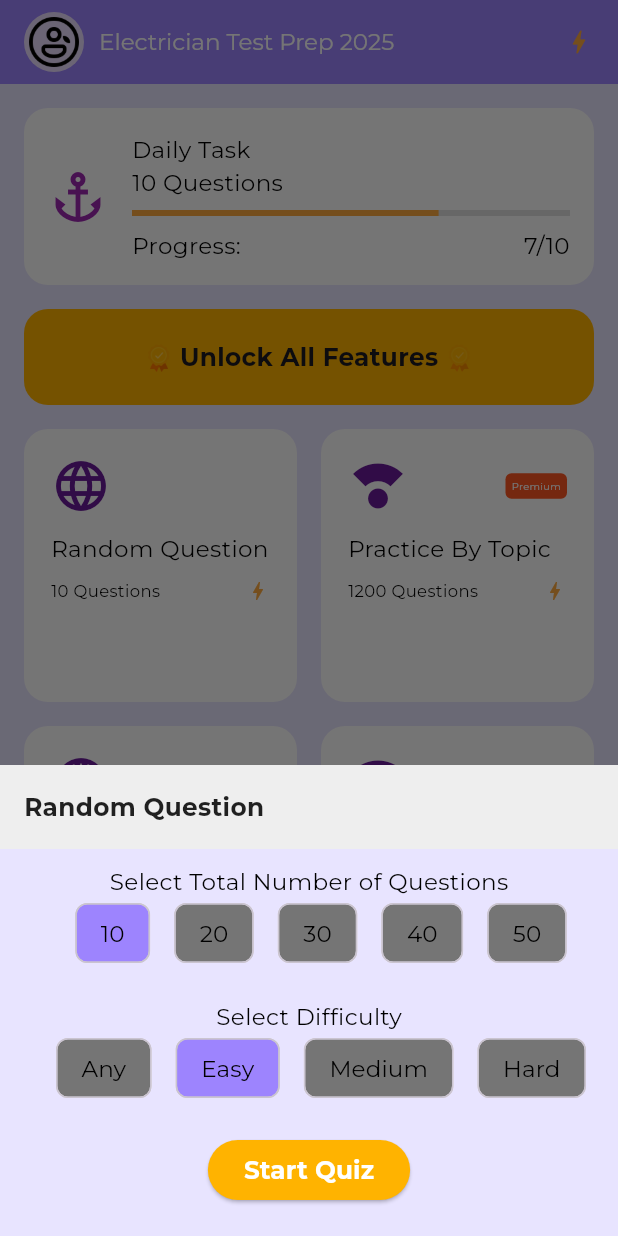
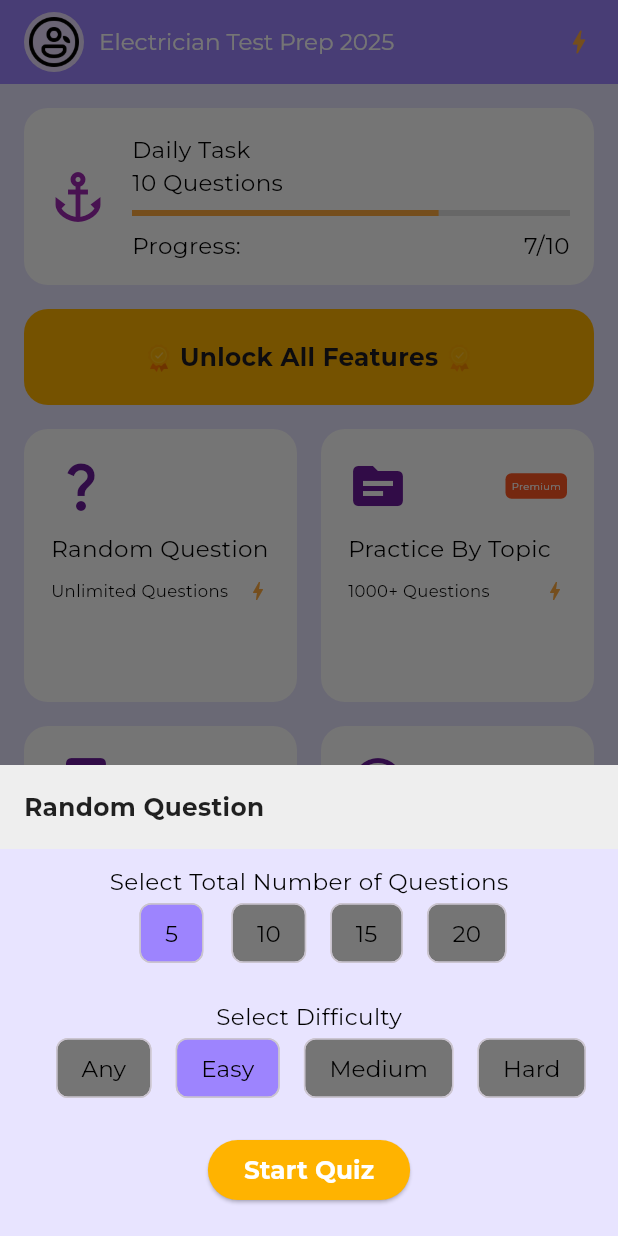
Before and after one commit to paritysoft/NEC_Electrical_Exam_Prep, a Flutter app: the screen it shows after launch, after a tap on "Skip", after a tap on "Get Started", after a tap on "Random Question", on a phone screen of 412 x 824 dp. Run offline on Flutter 3.47's test engine with Material 3 defaults, Android fonts, the phone set to English and light mode, and no system bars; our stand-ins replace auto_size_text, fl_chart, flutter_custom_clippers, font_awesome_flutter, google_fonts, html_unescape and 2 more; missing offline and left inert: encrypt; accounts and stored records are empty; Roboto replaces fonts that are missing (TitilliumWeb).

Commit message:
quiz complete + quiz cashing, PracticeByTopic done

```diff
--- a/lib/main.dart
+++ b/lib/main.dart
@@ -1,5 +1,3 @@
-import 'package:commonquiz/ui/pages/home_updated.dart';
-import 'package:commonquiz/ui/pages/upadansonghro/DatabaseHelper.dart';
 import 'package:commonquiz/util/app_constants.dart';
 import 'package:commonquiz/util/themes.dart';
 import 'package:flutter/material.dart';
--- a/lib/ui/pages/check_answers.dart
+++ b/lib/ui/pages/check_answers.dart
@@ -3,9 +3,10 @@ import 'package:flutter_custom_clippers/flutter_custom_clippers.dart';
 import 'package:html_unescape/html_unescape.dart';
 
 import '../../models/question.dart';
+import 'data/model/ElectricianQuestion.dart';
 
 class CheckAnswersPage extends StatelessWidget {
-  final List<Question> questions;
+  final List<ElectricianQuestion> questions;
   final Map<int,dynamic> answers;
 
   const CheckAnswersPage({Key? key, required this.questions, required this.answers}) : super(key: key);
@@ -47,7 +48,7 @@ class CheckAnswersPage extends StatelessWidget {
         },
       );
     }
-    Question question = questions[index];
+    ElectricianQuestion question = questions[index];
     bool correct = question.correctAnswer == answers[index];
     return Card(
       child: Padding(
--- a/lib/ui/pages/upadansonghro/DatabaseHelper.dart
+++ b/lib/ui/pages/data/DatabaseHelper.dart
@@ -1,7 +1,8 @@
 import 'dart:async';
-import 'package:commonquiz/ui/pages/upadansonghro/model/ElectricianQuestion.dart';
 import 'package:path/path.dart';
 import 'package:sqflite/sqflite.dart';
+
+import 'model/ElectricianQuestion.dart';
 
 class DatabaseHelper {
   static final _databaseName = "electrician.db";
--- /dev/null
+++ b/lib/ui/pages/data/QuestionCache.dart
@@ -0,0 +1,47 @@
+import 'package:commonquiz/ui/pages/data/upadansonghro.dart';
+
+import 'model/ElectricianQuestion.dart';
+
+class QuestionCache {
+  static final QuestionCache _instance = QuestionCache._internal();
+
+  factory QuestionCache() {
+    return _instance;
+  }
+
+  QuestionCache._internal();
+
+  // Cached data
+  List<ElectricianQuestion>? _cachedQuestions;
+
+  // Store the questions in memory
+  void cacheQuestions(List<ElectricianQuestion> questions) {
+    _cachedQuestions = questions;
+  }
+
+  // Retrieve cached questions
+  List<ElectricianQuestion>? getQuestions() {
+    return _cachedQuestions;
+  }
+
+  // Clear the cache (optional, if needed)
+  void clearCache() {
+    _cachedQuestions = null;
+  }
+}
+
+// Usage in your app
+void loadQuestions() async {
+  var questionCache = QuestionCache();
+
+  // If questions are already cached, use them
+  if (questionCache.getQuestions() != null) {
+    var questions = questionCache.getQuestions();
+    print('Using cached questions');
+  } else {
+    // Otherwise, fetch from the database and cache them
+    List<ElectricianQuestion> questions = await UpadanSonghro().getAllQuestions();
+    questionCache.cacheQuestions(questions);
+    print('Caching new questions');
+  }
+}
--- a/lib/ui/pages/explore_screen/explore_screen.dart
+++ b/lib/ui/pages/explore_screen/explore_screen.dart
@@ -1,11 +1,16 @@
+import 'package:commonquiz/ui/pages/explore_screen/PracticeByTopic.dart';
 import 'package:flutter/material.dart';
 import '../../../util/app_constants.dart';
 import '../../widgets/common_widget.dart';
 import '../../widgets/quiz_options.dart';
+import '../data/QuestionCache.dart';
 
 class ExploreScreen extends StatelessWidget {
+
   @override
   Widget build(BuildContext context) {
+
+
     return Padding(
       padding: const EdgeInsets.all(16.0),
       child: Column(
@@ -110,42 +115,48 @@ class ExploreScreen extends StatelessWidget {
               children: [
                 QuizCard(
                     title: 'Random Question',
-                    questions: '10 Questions',
+                    questions: 'Unlimited Questions',
                     isPremium: false,
-                    icon: Icons.language,
+                    icon: Icons.question_mark_sharp,
                     onTap: () {
                       _categoryPressed(context, "Random Question");
 
                     }),
                 QuizCard(
                     title: 'Practice By Topic',
-                    questions: '1200 Questions',
+                    questions: '1000+ Questions',
                     isPremium: true,
-                    icon: Icons.compass_calibration,
-                    onTap: () {}),
+                    icon: Icons.topic,
+                    onTap: () {
+                      Navigator.push(
+                          context,
+                          MaterialPageRoute(
+                              builder: (_) => PracticeByTopic()));
+
+                    }),
                 QuizCard(
                     title: 'Mock Quiz',
                     questions: 'Overcome your fears',
                     isPremium: true,
-                    icon: Icons.language,
+                    icon: Icons.quiz_rounded,
                     onTap: () {}),
                 QuizCard(
                     title: 'Time Quiz',
                     questions: 'Beat the Clock',
                     isPremium: true,
-                    icon: Icons.compass_calibration,
+                    icon: Icons.timelapse,
                     onTap: () {}),
                 QuizCard(
                     title: 'Your Questions',
                     questions: 'Challenge Your Knowledge',
                     isPremium: true,
-                    icon: Icons.compass_calibration,
+                    icon: Icons.personal_injury,
                     onTap: () {}),
                 QuizCard(
                     title: 'Records',
                     questions: 'Preserve Your Achievements',
                     isPremium: true,
-                    icon: Icons.compass_calibration,
+                    icon: Icons.fiber_smart_record_sharp,
                     onTap: () {}),
               ],
             ),
--- a/lib/ui/pages/home_updated.dart
+++ b/lib/ui/pages/home_updated.dart
@@ -1,11 +1,10 @@
-import 'package:commonquiz/ui/pages/upadansonghro/DatabaseHelper.dart';
-import 'package:commonquiz/ui/pages/upadansonghro/upadansonghro.dart';
 import 'package:commonquiz/util/app_constants.dart';
 import 'package:flutter/material.dart';
 import '../../util/AppColors.dart';
 import '../widgets/common_widget.dart';
 import '../widgets/quiz_options.dart';
 import 'analysis_screen/analysis_screen.dart';
+import 'data/upadansonghro.dart';
 import 'explore_screen/explore_screen.dart';
 import 'settings_screen/settings_screen.dart';
 
--- a/lib/ui/pages/onboarding/onboarding_screen.dart
+++ b/lib/ui/pages/onboarding/onboarding_screen.dart
@@ -6,6 +6,7 @@ import 'package:introduction_screen/introduction_screen.dart';
 
 import '../../../util/AppColors.dart';
 import '../../widgets/common_widget.dart';
+import '../data/QuestionCache.dart';
 import '../home_updated.dart';
 import 'custom_onboarding_page_view_model.dart';
 
@@ -53,9 +54,12 @@ class _OnboardingScreenState extends State<OnboardingScreen> {
           rawPages: getPages(),
           onDone: () {
           //  SharedPreferenceHelper.setSplashVisit(true);
+
             Navigator.of(context).pushReplacement(MaterialPageRoute(
               builder: (context) => QuizHomePage(),
             ));
+
+            loadQuestions();
           } ,
           done:  Container(
             padding: const EdgeInsets.fromLTRB(16, 4, 16, 4),
--- a/lib/ui/pages/quiz_finished.dart
+++ b/lib/ui/pages/quiz_finished.dart
@@ -2,9 +2,10 @@ import 'package:flutter/material.dart';
 
 import '../../models/question.dart';
 import 'check_answers.dart';
+import 'data/model/ElectricianQuestion.dart';
 
 class QuizFinishedPage extends StatefulWidget {
-  final List<Question> questions;
+  final List<ElectricianQuestion> questions;
   final Map<int, dynamic> answers;
 
   QuizFinishedPage({Key? key, required this.questions, required this.answers})
--- a/lib/ui/widgets/quiz_options.dart
+++ b/lib/ui/widgets/quiz_options.dart
@@ -2,17 +2,15 @@ import 'dart:io';
 import 'package:commonquiz/ui/widgets/common_widget.dart';
 import 'package:commonquiz/util/AppColors.dart';
 import 'package:flutter/material.dart';
-import '../../models/question.dart';
-import '../../resources/api_provider.dart';
+import '../../util/app_constants.dart';
+import '../pages/data/QuestionCache.dart';
+import '../pages/data/model/ElectricianQuestion.dart';
 import '../pages/error.dart';
 import '../pages/quiz_page.dart';
-import '../pages/upadansonghro/DatabaseHelper.dart';
-import '../pages/upadansonghro/model/ElectricianQuestion.dart';
-import '../pages/upadansonghro/upadansonghro.dart';
+
 
 class QuizOptionsDialog extends StatefulWidget {
   final String? category;
-
   const QuizOptionsDialog({super.key, this.category});
 
   @override
@@ -20,14 +18,14 @@ class QuizOptionsDialog extends StatefulWidget {
 }
 
 class _QuizOptionsDialogState extends State<QuizOptionsDialog> {
-  int? _noOfQuestions;
+  int? noOfQuestions;
   String? _difficulty;
   late bool processing;
 
   @override
   void initState() {
     super.initState();
-    _noOfQuestions = 10;
+    noOfQuestions = 5;
     _difficulty = "easy";
     processing = false;
   }
@@ -59,45 +57,45 @@ class _QuizOptionsDialogState extends State<QuizOptionsDialog> {
                 children: <Widget>[
                   SizedBox(width: 0.0),
                   ActionChip(
+                    label: smallLabel(context,"5"),
+                    labelStyle: TextStyle(color: Colors.white),
+                    backgroundColor: noOfQuestions == 5
+                        ? primary
+                        : Colors.grey.shade600,
+                    onPressed: () => _selectNumberOfQuestions(5),
+                  ),
+                  ActionChip(
                     label: smallLabel(context,"10"),
                     labelStyle: TextStyle(color: Colors.white),
-                    backgroundColor: _noOfQuestions == 10
+                    backgroundColor: noOfQuestions == 10
                         ? primary
                         : Colors.grey.shade600,
                     onPressed: () => _selectNumberOfQuestions(10),
                   ),
                   ActionChip(
+                    label: smallLabel(context,"15"),
+                    labelStyle: TextStyle(color: Colors.white),
+                    backgroundColor: noOfQuestions == 15
+                        ? primary
+                        : Colors.grey.shade600,
+                    onPressed: () => _selectNumberOfQuestions(15),
+                  ),
+                  ActionChip(
                     label: smallLabel(context,"20"),
                     labelStyle: TextStyle(color: Colors.white),
-                    backgroundColor: _noOfQuestions == 20
+                    backgroundColor: noOfQuestions == 20
                         ? primary
                         : Colors.grey.shade600,
                     onPressed: () => _selectNumberOfQuestions(20),
                   ),
-                  ActionChip(
-                    label: smallLabel(context,"30"),
-                    labelStyle: TextStyle(color: Colors.white),
-                    backgroundColor: _noOfQuestions == 30
-                        ? primary
-                        : Colors.grey.shade600,
-                    onPressed: () => _selectNumberOfQuestions(30),
-                  ),
-                  ActionChip(
-                    label: smallLabel(context,"40"),
-                    labelStyle: TextStyle(color: Colors.white),
-                    backgroundColor: _noOfQuestions == 40
-                        ? primary
-                        : Colors.grey.shade600,
-                    onPressed: () => _selectNumberOfQuestions(40),
-                  ),
-                  ActionChip(
-                    label: smallLabel(context,"50"),
-                    labelStyle: TextStyle(color: Colors.white),
-                    backgroundColor: _noOfQuestions == 50
-                        ? primary
-                        : Colors.grey.shade600,
-                    onPressed: () => _selectNumberOfQuestions(50),
-                  ),
+                  // ActionChip(
+                  //   label: smallLabel(context,"50"),
+                  //   labelStyle: TextStyle(color: Colors.white),
+                  //   backgroundColor: _noOfQuestions == 50
+                  //       ? primary
+                  //       : Colors.grey.shade600,
+                  //   onPressed: () => _selectNumberOfQuestions(50),
+                  // ),
                 ],
               ),
             ),
@@ -167,7 +165,7 @@ class _QuizOptionsDialogState extends State<QuizOptionsDialog> {
 
   _selectNumberOfQuestions(int i) {
     setState(() {
-      _noOfQuestions = i;
+      noOfQuestions = i;
     });
   }
 
@@ -181,12 +179,13 @@ class _QuizOptionsDialogState extends State<QuizOptionsDialog> {
     setState(() {
       processing = true;
     });
+
     try {
-      List<ElectricianQuestion> questions =
-          await UpadanSonghro().getAllQuestions();
-      print("questions  ${questions.length}    ${questions.last.incorrectAnswer} ");
+      List<ElectricianQuestion>? questions = QuestionCache().getQuestions();
+
+      print("questions  ${questions?.length}    ${questions?.last.incorrectAnswer} ");
       Navigator.pop(context);
-      if (questions.length < 1) {
+      if ((questions?.length ?? 0)< 1) {
         Navigator.of(context).push(MaterialPageRoute(
             builder: (_) => ErrorPage(
                   message:
@@ -194,13 +193,9 @@ class _QuizOptionsDialogState extends State<QuizOptionsDialog> {
                 )));
         return;
       }
-      Navigator.push(
-          context,
-          MaterialPageRoute(
-              builder: (_) => QuizPage(
-                    questions: questions,
-                    category: widget.category ?? "",
-                  )));
+      if(questions != null) {
+        loadRandomQuestions(questions, noOfQuestions ?? 5);
+      }
     } on SocketException catch (_) {
       Navigator.pushReplacement(
           context,
@@ -222,4 +217,15 @@ class _QuizOptionsDialogState extends State<QuizOptionsDialog> {
       processing = false;
     });
   }
+  void loadRandomQuestions(List<ElectricianQuestion> questions, int count) async {
+    List<ElectricianQuestion> randomQuestions = await getRandomQuestions(questions, count);
+    Navigator.push(
+        context,
+        MaterialPageRoute(
+            builder: (_) => QuizPage(
+              questions: randomQuestions,
+              category: widget.category ?? "",
+            )));
+    print(randomQuestions);
+  }
 }
```
Also changed, not shown: lib/ui/pages/data/upadansonghro.dart (renamed from lib/ui/pages/upadansonghro/upadansonghro.dart, +13 -0 lines), lib/ui/pages/explore_screen/PracticeByTopic.dart (added, +48 -0 lines), lib/ui/pages/quiz_page.dart (+5 -5 lines), lib/util/app_constants.dart (+33 -0 lines), lib/ui/pages/data/model/ElectricianQuestion.dart (renamed from lib/ui/pages/upadansonghro/model/ElectricianQuestion.dart).
